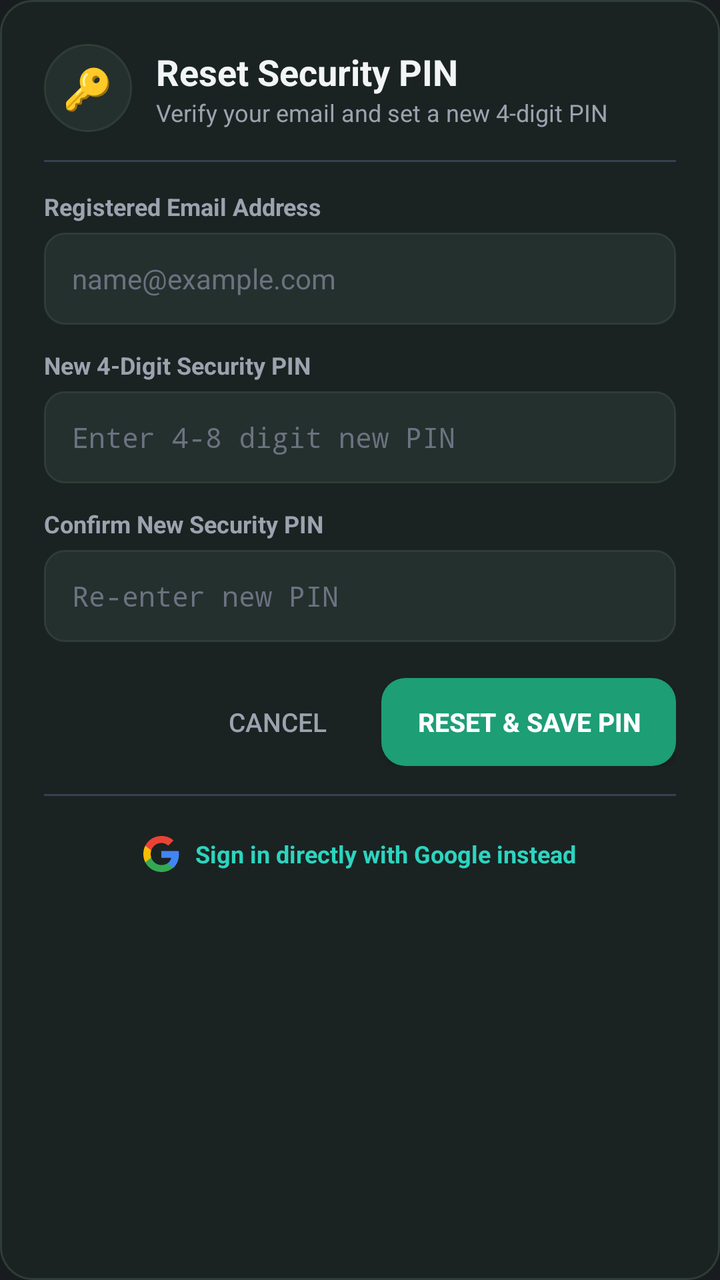
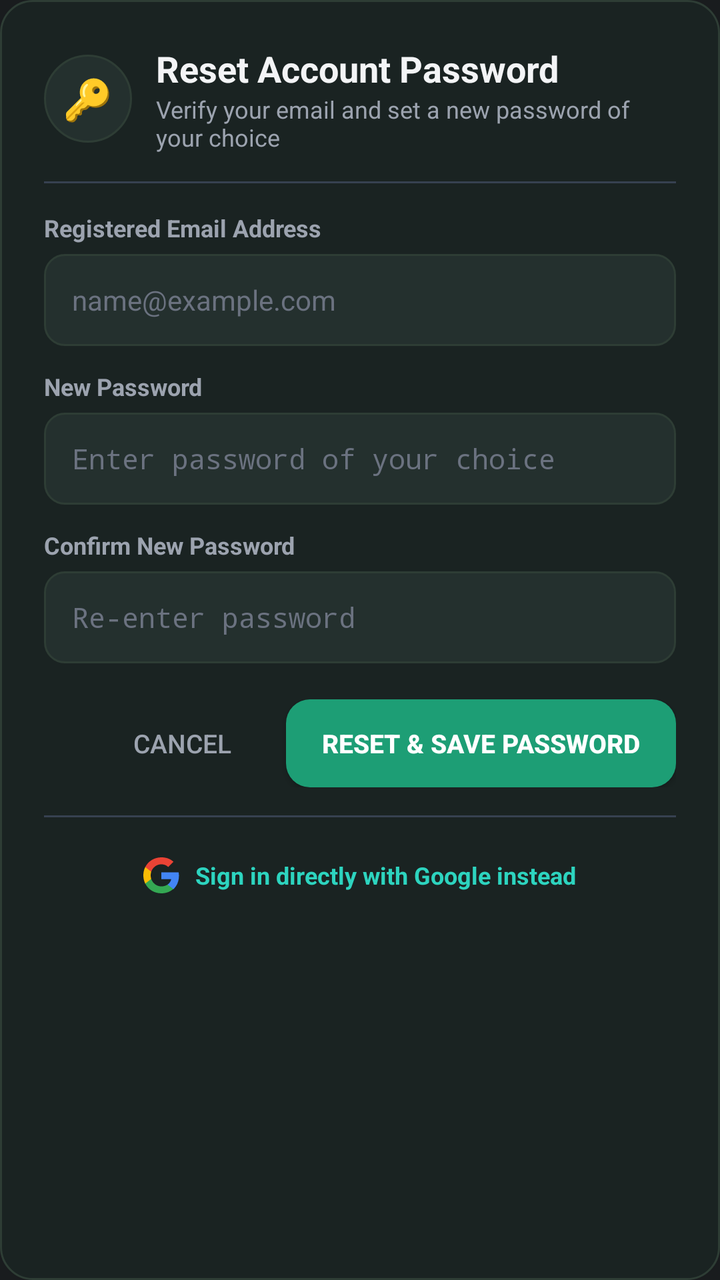

Compare the two renders of this Android layout. The source of the first and the diff that turns it into the second are given below.
<!-- AndroidManifest.xml: application theme Theme.MyApplication -->
<!-- res/layout/dialog_forgot_password.xml -->
<?xml version="1.0" encoding="utf-8"?>
<LinearLayout xmlns:android="http://schemas.android.com/apk/res/android"
    android:layout_width="match_parent"
    android:layout_height="wrap_content"
    android:orientation="vertical"
    android:background="@drawable/bg_card_dark"
    android:padding="22dp">

    
    <LinearLayout
        android:layout_width="match_parent"
        android:layout_height="wrap_content"
        android:orientation="horizontal"
        android:gravity="center_vertical"
        android:layout_marginBottom="14dp">

        <FrameLayout
            android:layout_width="44dp"
            android:layout_height="44dp"
            android:background="@drawable/bg_circle_icon"
            android:layout_marginEnd="12dp">

            <TextView
                android:layout_width="wrap_content"
                android:layout_height="wrap_content"
                android:layout_gravity="center"
                android:text="🔑"
                android:textSize="20sp" />
        </FrameLayout>

        <LinearLayout
            android:layout_width="0dp"
            android:layout_height="wrap_content"
            android:layout_weight="1"
            android:orientation="vertical">

            <TextView
                android:layout_width="wrap_content"
                android:layout_height="wrap_content"
                android:text="Reset Security PIN"
                android:textSize="18sp"
                android:textStyle="bold"
                android:textColor="@color/text_primary" />

            <TextView
                android:layout_width="wrap_content"
                android:layout_height="wrap_content"
                android:text="Verify your email and set a new 4-digit PIN"
                android:textSize="12sp"
                android:textColor="@color/text_secondary" />
        </LinearLayout>
    </LinearLayout>

    <View
        android:layout_width="match_parent"
        android:layout_height="1dp"
        android:background="#374151"
        android:layout_marginBottom="14dp" />

    
    <TextView
        android:layout_width="wrap_content"
        android:layout_height="wrap_content"
        android:text="Registered Email Address"
        android:textSize="12sp"
        android:textStyle="bold"
        android:textColor="@color/text_secondary" />

    <EditText
        android:id="@+id/et_reset_email"
        android:layout_width="match_parent"
        android:layout_height="46dp"
        android:layout_marginTop="5dp"
        android:background="@drawable/bg_edit_text"
        android:hint="name@example.com"
        android:textColorHint="@color/text_muted"
        android:textColor="@color/text_primary"
        android:textSize="14sp"
        android:paddingHorizontal="14dp"
        android:inputType="textEmailAddress" />

    
    <TextView
        android:layout_width="wrap_content"
        android:layout_height="wrap_content"
        android:layout_marginTop="12dp"
        android:text="New 4-Digit Security PIN"
        android:textSize="12sp"
        android:textStyle="bold"
        android:textColor="@color/text_secondary" />

    <EditText
        android:id="@+id/et_reset_new_pin"
        android:layout_width="match_parent"
        android:layout_height="46dp"
        android:layout_marginTop="5dp"
        android:background="@drawable/bg_edit_text"
        android:hint="Enter 4-8 digit new PIN"
        android:textColorHint="@color/text_muted"
        android:textColor="@color/text_primary"
        android:textSize="14sp"
        android:paddingHorizontal="14dp"
        android:inputType="numberPassword"
        android:maxLength="8" />

    
    <TextView
        android:layout_width="wrap_content"
        android:layout_height="wrap_content"
        android:layout_marginTop="12dp"
        android:text="Confirm New Security PIN"
        android:textSize="12sp"
        android:textStyle="bold"
        android:textColor="@color/text_secondary" />

    <EditText
        android:id="@+id/et_reset_confirm_pin"
        android:layout_width="match_parent"
        android:layout_height="46dp"
        android:layout_marginTop="5dp"
        android:background="@drawable/bg_edit_text"
        android:hint="Re-enter new PIN"
        android:textColorHint="@color/text_muted"
        android:textColor="@color/text_primary"
        android:textSize="14sp"
        android:paddingHorizontal="14dp"
        android:inputType="numberPassword"
        android:maxLength="8" />

    
    <LinearLayout
        android:layout_width="match_parent"
        android:layout_height="wrap_content"
        android:orientation="horizontal"
        android:layout_marginTop="18dp"
        android:gravity="end">

        <Button
            android:id="@+id/btn_reset_cancel"
            android:layout_width="wrap_content"
            android:layout_height="44dp"
            android:text="Cancel"
            android:textSize="13sp"
            android:textColor="@color/text_secondary"
            android:background="@android:color/transparent"
            android:layout_marginEnd="8dp" />

        <Button
            android:id="@+id/btn_reset_save"
            android:layout_width="wrap_content"
            android:layout_height="44dp"
            android:text="Reset &amp; Save PIN"
            android:textSize="13sp"
            android:textStyle="bold"
            android:textColor="@color/white"
            android:paddingHorizontal="18dp"
            android:background="@drawable/bg_button_teal" />
    </LinearLayout>

    <View
        android:layout_width="match_parent"
        android:layout_height="1dp"
        android:background="#374151"
        android:layout_marginTop="14dp"
        android:layout_marginBottom="12dp" />

    
    <LinearLayout
        android:id="@+id/btn_reset_via_google"
        android:layout_width="match_parent"
        android:layout_height="wrap_content"
        android:orientation="horizontal"
        android:gravity="center"
        android:padding="8dp"
        android:clickable="true"
        android:focusable="true">

        <ImageView
            android:layout_width="18dp"
            android:layout_height="18dp"
            android:src="@drawable/ic_google_logo"
            android:contentDescription="Google"
            android:layout_marginEnd="8dp" />

        <TextView
            android:layout_width="wrap_content"
            android:layout_height="wrap_content"
            android:text="Sign in directly with Google instead"
            android:textSize="12sp"
            android:textStyle="bold"
            android:textColor="@color/teal_accent" />
    </LinearLayout>

</LinearLayout>
<!-- resources referenced by this layout -->
<resources>
  <color name="teal_accent">#2DD4BF</color>
  <color name="text_muted">#6B7280</color>
  <color name="text_primary">#F3F4F6</color>
  <color name="text_secondary">#9CA3AF</color>
  <color name="white">#FFFFFFFF</color>
  <!-- drawable bg_button_teal (drawable) -->
  <?xml version="1.0" encoding="utf-8"?>
  <ripple xmlns:android="http://schemas.android.com/apk/res/android"
      android:color="#40FFFFFF">
      <item>
          <shape android:shape="rectangle">
              <solid android:color="@color/teal_primary" />
              <corners android:radius="12dp" />
          </shape>
      </item>
  </ripple>
  <!-- drawable bg_card_dark (drawable) -->
  <?xml version="1.0" encoding="utf-8"?>
  <shape xmlns:android="http://schemas.android.com/apk/res/android"
      android:shape="rectangle">
      <solid android:color="@color/dark_surface" />
      <corners android:radius="16dp" />
      <stroke
          android:width="1dp"
          android:color="@color/dark_card_stroke" />
  </shape>
  <!-- drawable bg_circle_icon (drawable) -->
  <?xml version="1.0" encoding="utf-8"?>
  <shape xmlns:android="http://schemas.android.com/apk/res/android"
      android:shape="oval">
      <solid android:color="@color/dark_surface_variant" />
      <stroke
          android:width="1dp"
          android:color="@color/dark_card_stroke" />
  </shape>
  <!-- drawable bg_edit_text (drawable) -->
  <?xml version="1.0" encoding="utf-8"?>
  <shape xmlns:android="http://schemas.android.com/apk/res/android"
      android:shape="rectangle">
      <solid android:color="@color/dark_surface_variant" />
      <corners android:radius="10dp" />
      <stroke
          android:width="1dp"
          android:color="@color/dark_card_stroke" />
  </shape>
  <!-- drawable ic_google_logo (drawable) -->
  <?xml version="1.0" encoding="utf-8"?>
  <vector xmlns:android="http://schemas.android.com/apk/res/android"
      android:width="24dp"
      android:height="24dp"
      android:viewportWidth="24"
      android:viewportHeight="24">
      <path
          android:fillColor="#4285F4"
          android:pathData="M23.745,12.27 C23.745,11.48 23.675,10.73 23.545,10 H12 V14.51 H18.59 C18.3,16.03 17.43,17.32 16.12,18.2 L16.12,21.28 H20 C22.27,19.19 23.745,16.02 23.745,12.27 Z" />
      <path
          android:fillColor="#34A853"
          android:pathData="M12,24 C15.24,24 17.96,22.92 19.99,21.05 L16.12,18.2 C15.05,18.92 13.65,19.36 12,19.36 C8.87,19.36 6.22,17.25 5.27,14.41 L1.27,14.41 L1.27,17.51 C3.29,21.52 7.42,24 12,24 Z" />
      <path
          android:fillColor="#FBBC05"
          android:pathData="M5.27,14.41 C5.02,13.67 4.88,12.87 4.88,12 C4.88,11.13 5.03,10.33 5.27,9.59 L5.27,6.49 L1.27,6.49 C0.46,8.15 0,10.02 0,12 C0,13.98 0.46,15.85 1.27,17.51 L5.27,14.41 Z" />
      <path
          android:fillColor="#EA4335"
          android:pathData="M12,4.64 C13.76,4.64 15.34,5.25 16.59,6.43 L20.08,2.94 C17.96,0.96 15.24,0 12,0 C7.42,0 3.29,2.48 1.27,6.49 L5.27,9.59 C6.22,6.75 8.87,4.64 12,4.64 Z" />
  </vector>
  <style name="Theme.MyApplication" parent="android:Theme.DeviceDefault.NoActionBar" />
  <color name="teal_primary">#1D9E75</color>
  <color name="dark_surface">#1A2322</color>
  <color name="dark_card_stroke">#2E3D35</color>
  <color name="dark_surface_variant">#24302E</color>
</resources>

<!-- the commit's change to res/layout/dialog_forgot_password.xml (unified diff, before → after) -->
@@ -37,7 +37,7 @@
             <TextView
                 android:layout_width="wrap_content"
                 android:layout_height="wrap_content"
-                android:text="Reset Security PIN"
+                android:text="Reset Account Password"
                 android:textSize="18sp"
                 android:textStyle="bold"
                 android:textColor="@color/text_primary" />
@@ -45,7 +45,7 @@
             <TextView
                 android:layout_width="wrap_content"
                 android:layout_height="wrap_content"
-                android:text="Verify your email and set a new 4-digit PIN"
+                android:text="Verify your email and set a new password of your choice"
                 android:textSize="12sp"
                 android:textColor="@color/text_secondary" />
         </LinearLayout>
@@ -84,7 +84,7 @@
         android:layout_width="wrap_content"
         android:layout_height="wrap_content"
         android:layout_marginTop="12dp"
-        android:text="New 4-Digit Security PIN"
+        android:text="New Password"
         android:textSize="12sp"
         android:textStyle="bold"
         android:textColor="@color/text_secondary" />
@@ -95,20 +95,19 @@
         android:layout_height="46dp"
         android:layout_marginTop="5dp"
         android:background="@drawable/bg_edit_text"
-        android:hint="Enter 4-8 digit new PIN"
+        android:hint="Enter password of your choice"
         android:textColorHint="@color/text_muted"
         android:textColor="@color/text_primary"
         android:textSize="14sp"
         android:paddingHorizontal="14dp"
-        android:inputType="numberPassword"
-        android:maxLength="8" />
+        android:inputType="textPassword" />
 
     
     <TextView
         android:layout_width="wrap_content"
         android:layout_height="wrap_content"
         android:layout_marginTop="12dp"
-        android:text="Confirm New Security PIN"
+        android:text="Confirm New Password"
         android:textSize="12sp"
         android:textStyle="bold"
         android:textColor="@color/text_secondary" />
@@ -119,13 +118,12 @@
         android:layout_height="46dp"
         android:layout_marginTop="5dp"
         android:background="@drawable/bg_edit_text"
-        android:hint="Re-enter new PIN"
+        android:hint="Re-enter password"
         android:textColorHint="@color/text_muted"
         android:textColor="@color/text_primary"
         android:textSize="14sp"
         android:paddingHorizontal="14dp"
-        android:inputType="numberPassword"
-        android:maxLength="8" />
+        android:inputType="textPassword" />
 
     
     <LinearLayout
@@ -149,7 +147,7 @@
             android:id="@+id/btn_reset_save"
             android:layout_width="wrap_content"
             android:layout_height="44dp"
-            android:text="Reset &amp; Save PIN"
+            android:text="Reset &amp; Save Password"
             android:textSize="13sp"
             android:textStyle="bold"
             android:textColor="@color/white"
